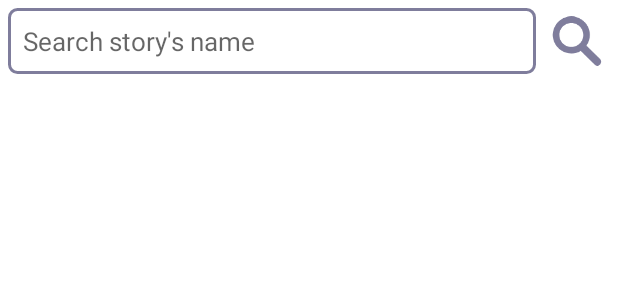
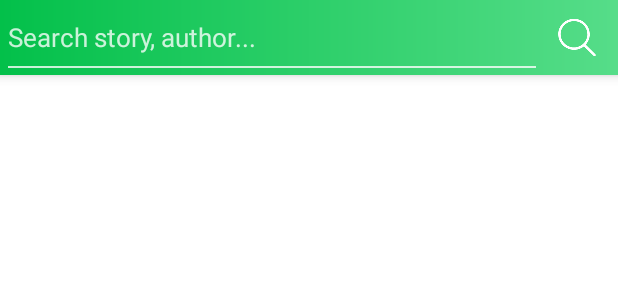
Before and after one commit to duonghaipham/love-story-app, an Android app: the layout activity_main.xml on its own in the app's theme, with its tools: preview values and no code run, on a phone screen of 412 x 824 dp. Shown: the top 300 px of the screen. Run offline under Robolectric (Android 15) with nearby library versions, the phone set to English and light mode, and no system bars.

Commit message:
Design app interface

```diff
--- a/app/src/main/res/drawable/edit_text_background.xml
+++ /dev/null
@@ -1,13 +0,0 @@
-<?xml version="1.0" encoding="utf-8"?>
-<shape xmlns:android="http://schemas.android.com/apk/res/android">
-    <corners
-        android:radius="5dp"/>
-    <padding
-        android:top="10dp"
-        android:right="10dp"
-        android:bottom="10dp"
-        android:left="10dp"/>
-    <stroke
-        android:width="2dp"
-        android:color="@color/gray_flint"/>
-</shape>
--- /dev/null
+++ b/app/src/main/res/drawable/edit_text_selector_background.xml
@@ -0,0 +1,9 @@
+<?xml version="1.0" encoding="utf-8"?>
+<selector xmlns:android="http://schemas.android.com/apk/res/android">
+    <item
+        android:drawable="@drawable/selected_edit_text_background"
+        android:state_focused="true"/>
+    <item
+        android:drawable="@drawable/normal_edit_text_background"
+        android:state_focused="false"/>
+</selector>
--- /dev/null
+++ b/app/src/main/res/drawable/green_gradient_background.xml
@@ -0,0 +1,7 @@
+<?xml version="1.0" encoding="utf-8"?>
+<shape xmlns:android="http://schemas.android.com/apk/res/android">
+    <gradient
+        android:angle="0"
+        android:startColor="@color/green_parakeet"
+        android:endColor="@color/green_parakeet_lighter"/>
+</shape>
--- a/app/src/main/res/drawable/ic_magnifying_glass.xml
+++ /dev/null
@@ -1,11 +0,0 @@
-<vector xmlns:android="http://schemas.android.com/apk/res/android"
-    android:width="50dp"
-    android:height="50dp"
-    android:viewportWidth="136"
-    android:viewportHeight="136.21852">
-  <path
-      android:pathData="M94.148,80.832C110.5,57.742 105.031,25.77 81.941,9.422C58.852,-6.926 26.879,-1.461 10.531,21.633C-5.816,44.723 -0.352,76.691 22.742,93.039C39.223,104.707 61.012,105.605 78.395,95.34L116.164,132.883C120.242,137.176 127.027,137.348 131.32,133.27C135.613,129.195 135.785,122.41 131.711,118.117C131.582,117.98 131.457,117.855 131.32,117.727ZM52.309,84.332C34.063,84.336 19.27,69.555 19.258,51.309C19.254,33.063 34.035,18.27 52.285,18.262C70.508,18.254 85.293,33.012 85.328,51.234C85.359,69.484 70.586,84.301 52.332,84.332C52.324,84.332 52.32,84.332 52.309,84.332ZM52.309,84.332"
-      android:fillColor="@color/gray_flint"
-      android:fillType="nonZero"
-      android:strokeColor="#00000000"/>
-</vector>
--- /dev/null
+++ b/app/src/main/res/drawable/ic_search_interface_symbol.xml
@@ -0,0 +1,9 @@
+<vector xmlns:android="http://schemas.android.com/apk/res/android"
+    android:width="50dp"
+    android:height="50dp"
+    android:viewportWidth="612.01"
+    android:viewportHeight="612.01">
+  <path
+      android:fillColor="#FFFFFFFF"
+      android:pathData="M606.209,578.714L448.198,423.228C489.576,378.272 515,318.817 515,253.393C514.98,113.439 399.704,0 257.493,0C115.282,0 0.006,113.439 0.006,253.393s115.276,253.393 257.487,253.393c61.445,0 117.801,-21.253 162.068,-56.586l158.624,156.099c7.729,7.614 20.277,7.614 28.006,0C613.938,598.686 613.938,586.328 606.209,578.714zM257.493,467.8c-120.326,0 -217.869,-95.993 -217.869,-214.407S137.167,38.986 257.493,38.986c120.327,0 217.869,95.993 217.869,214.407S377.82,467.8 257.493,467.8z"/>
+</vector>
--- /dev/null
+++ b/app/src/main/res/drawable/normal_edit_text_background.xml
@@ -0,0 +1,15 @@
+<?xml version="1.0" encoding="utf-8"?>
+<layer-list xmlns:android="http://schemas.android.com/apk/res/android">
+    <item
+        android:top="-2dp"
+        android:right="-2dp"
+        android:bottom="-2dp"
+        android:left="-2dp">
+        <shape android:shape="rectangle">
+            <stroke
+                android:width="1dp"
+                android:color="@color/white_nearly"/>
+            <solid android:color="@color/transparent"/>
+        </shape>
+    </item>
+</layer-list>
--- /dev/null
+++ b/app/src/main/res/drawable/selected_edit_text_background.xml
@@ -0,0 +1,15 @@
+<?xml version="1.0" encoding="utf-8"?>
+<layer-list xmlns:android="http://schemas.android.com/apk/res/android">
+    <item
+        android:top="-2dp"
+        android:right="-2dp"
+        android:bottom="5dp"
+        android:left="-2dp">
+        <shape android:shape="rectangle">
+            <stroke
+                android:width="1dp"
+                android:color="@color/white_nearly"/>
+            <solid android:color="@color/transparent"/>
+        </shape>
+    </item>
+</layer-list>
--- a/app/src/main/res/layout/activity_main.xml
+++ b/app/src/main/res/layout/activity_main.xml
@@ -8,6 +8,8 @@
     <LinearLayout
         android:layout_width="match_parent"
         android:layout_height="wrap_content"
+        android:background="@drawable/green_gradient_background"
+        android:elevation="5dp"
         android:orientation="horizontal"
         android:weightSum="15">
 
@@ -16,11 +18,13 @@
             android:layout_width="0dp"
             android:layout_height="match_parent"
             android:layout_weight="13"
-            android:layout_marginTop="5dp"
-            android:layout_marginBottom="5dp"
             android:layout_marginStart="5dp"
-            android:background="@drawable/edit_text_background"
+            android:background="@drawable/edit_text_selector_background"
+            android:backgroundTint="@color/white"
+            android:textCursorDrawable="@null"
             android:textSize="17sp"
+            android:textColor="@color/white_nearly"
+            android:textColorHint="@color/white_nearly"
             android:hint="@string/search_hint"/>
 
         <ImageView
@@ -28,10 +32,10 @@
             android:layout_width="0dp"
             android:layout_height="match_parent"
             android:layout_weight="2"
-            android:src="@drawable/ic_magnifying_glass"
+            android:src="@drawable/ic_search_interface_symbol"
             android:foreground="?selectableItemBackground"
-            android:scaleX="0.6"
-            android:scaleY="0.6"/>
+            android:scaleX="0.5"
+            android:scaleY="0.5"/>
 
     </LinearLayout>
 
@@ -41,7 +45,7 @@
         android:layout_height="match_parent"
         android:layout_gravity="center"
         android:horizontalSpacing="20dp"
-        android:verticalSpacing="20dp"
-        android:numColumns="2"/>
+        android:numColumns="2"
+        android:verticalSpacing="20dp" />
 
 </LinearLayout>
--- a/app/src/main/res/layout/activity_reading_interface.xml
+++ b/app/src/main/res/layout/activity_reading_interface.xml
@@ -6,9 +6,16 @@
     android:layout_height="match_parent">
 
     <TextView
+        android:layout_width="match_parent"
+        android:layout_height="0dp"
+        android:layout_weight="7"
+        android:background="@drawable/green_gradient_background"/>
+
+    <TextView
         android:id="@+id/tv_body"
         android:layout_width="match_parent"
-        android:layout_height="match_parent"
+        android:layout_height="0dp"
+        android:layout_weight="93"
         android:scrollbars="vertical"/>
 
 </LinearLayout>
--- a/app/src/main/res/values/colors.xml
+++ b/app/src/main/res/values/colors.xml
@@ -7,5 +7,9 @@
     <color name="teal_700">#FF018786</color>
     <color name="black">#FF000000</color>
     <color name="white">#FFFFFFFF</color>
+    <color name="white_nearly">#C8FFFFFF</color>
     <color name="gray_flint">#FF7F7D9C</color>
+    <color name="green_parakeet">#FF03C04A</color>
+    <color name="green_parakeet_lighter">#FF56DD89</color>
+    <color name="transparent">#00FFFFFF</color>
 </resources>
--- a/app/src/main/res/values/strings.xml
+++ b/app/src/main/res/values/strings.xml
@@ -1,6 +1,6 @@
 <resources>
     <string name="app_name">love</string>
-    <string name="search_hint">Search story\'s name</string>
+    <string name="search_hint">Search story, author...</string>
     <string name="title_activity_story_introduction">ScrollingActivity</string>
     <string name="large_text">
         "Material is the metaphor.\n\n"
```
Also changed, not shown: 1 other file.
